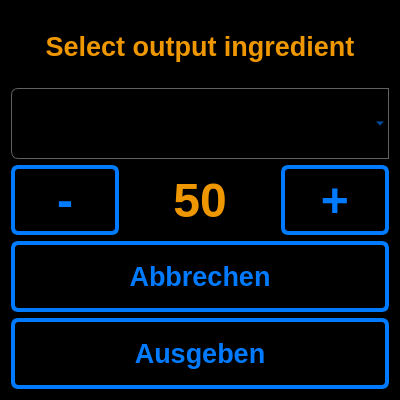
AndreWohnsland/CocktailBerry, file ui_elements/bonusingredient.ui: the form before one commit.
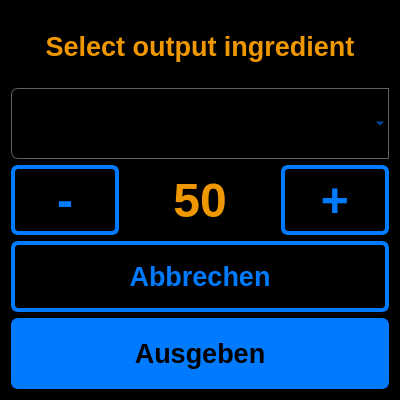
The form after the commit.

Patch:
```diff
--- a/ui_elements/bonusingredient.ui
+++ b/ui_elements/bonusingredient.ui
@@ -72,6 +72,24 @@
 
 #LHeader {
 	color: rgb(239, 151, 0);
+}
+
+/* Inverted button style */
+#PBAusgeben {
+	background-color: rgb(0, 123, 255);  
+	color: rgb(0, 0, 0);
+    border-width: 3px;
+	border-color: rgb(0, 123, 255);
+	border-style: solid;
+	border-radius: 7;
+	padding: 3px;
+	padding-left: 5px;
+	padding-right: 5px;
+}
+
+#PBAusgeben:pressed {
+	background-color: rgb(239, 151, 0);	
+	border-color: rgb(239, 151, 0);	
 }</string>
   </property>
   <property name="modal">
```
